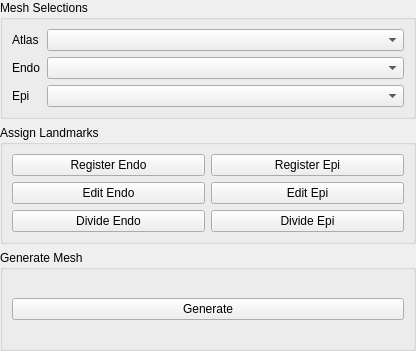
Qt form AtrialFibrePlugin.ui (ericspod/AtrialFibrePlugin) before a commit.
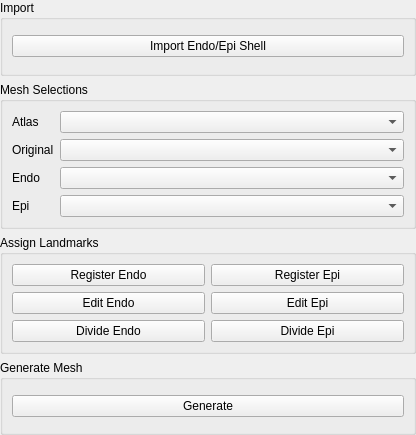
The same form after that commit.

Patch:
```diff
--- a/AtrialFibrePlugin.ui
+++ b/AtrialFibrePlugin.ui
@@ -7,7 +7,7 @@
     <x>0</x>
     <y>0</y>
     <width>416</width>
-    <height>351</height>
+    <height>435</height>
    </rect>
   </property>
   <property name="windowTitle">
@@ -26,6 +26,22 @@
    <property name="bottomMargin">
     <number>0</number>
    </property>
+   <item>
+    <widget class="QGroupBox" name="groupBox_4">
+     <property name="title">
+      <string>Import</string>
+     </property>
+     <layout class="QHBoxLayout" name="horizontalLayout">
+      <item>
+       <widget class="QPushButton" name="importShellButton">
+        <property name="text">
+         <string>Import Endo/Epi Shell</string>
+        </property>
+       </widget>
+      </item>
+     </layout>
+    </widget>
+   </item>
    <item>
     <widget class="QGroupBox" name="groupBox">
      <property name="title">
@@ -33,13 +49,23 @@
      </property>
      <layout class="QFormLayout" name="formLayout">
       <item row="1" column="0">
+       <widget class="QLabel" name="label_4">
+        <property name="text">
+         <string>Original</string>
+        </property>
+       </widget>
+      </item>
+      <item row="1" column="1">
+       <widget class="QComboBox" name="origBox"/>
+      </item>
+      <item row="2" column="0">
        <widget class="QLabel" name="label">
         <property name="text">
          <string>Endo</string>
         </property>
        </widget>
       </item>
-      <item row="1" column="1">
+      <item row="2" column="1">
        <widget class="QComboBox" name="endoBox">
         <property name="sizePolicy">
          <sizepolicy hsizetype="Expanding" vsizetype="Fixed">
@@ -49,14 +75,14 @@
         </property>
        </widget>
       </item>
-      <item row="2" column="0">
+      <item row="3" column="0">
        <widget class="QLabel" name="label_2">
         <property name="text">
          <string>Epi</string>
         </property>
        </widget>
       </item>
-      <item row="2" column="1">
+      <item row="3" column="1">
        <widget class="QComboBox" name="epiBox">
         <property name="sizePolicy">
          <sizepolicy hsizetype="Expanding" vsizetype="Fixed">
```
Left out of the diff: 34 changed lines with no effect on the pictures.
